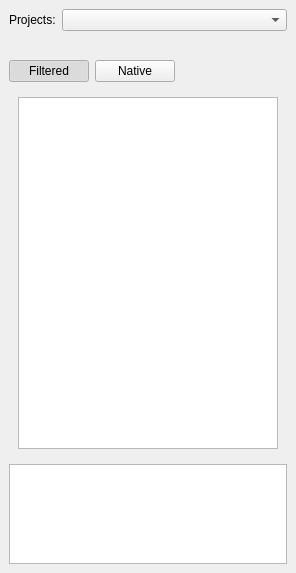
Above: v2/branches/dev/monkey/src/xupmanager/gui/XUPProjectManager.ui from testmana2/mks before the change. Below: the same form after it.
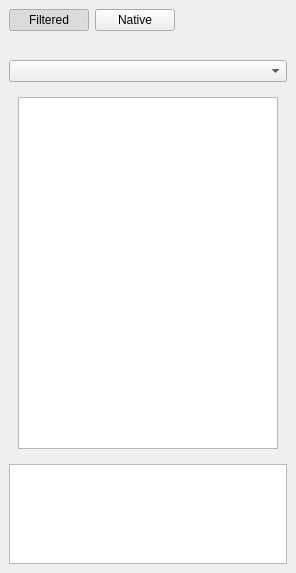
That is the form after the change. Icons and pictures are not drawn. Custom widgets are drawn as their Qt base class.

The edit to the form file:
```diff
--- a/v2/branches/dev/monkey/src/xupmanager/gui/XUPProjectManager.ui
+++ b/v2/branches/dev/monkey/src/xupmanager/gui/XUPProjectManager.ui
@@ -17,36 +17,6 @@
   </property>
   <widget class="QWidget" name="wCentral" >
    <layout class="QVBoxLayout" name="verticalLayout_3" >
-    <item>
-     <layout class="QGridLayout" name="gridLayout" >
-      <item row="0" column="0" >
-       <widget class="QLabel" name="lProjects" >
-        <property name="sizePolicy" >
-         <sizepolicy vsizetype="Preferred" hsizetype="Maximum" >
-          <horstretch>0</horstretch>
-          <verstretch>0</verstretch>
-         </sizepolicy>
-        </property>
-        <property name="text" >
-         <string>Projects:</string>
-        </property>
-       </widget>
-      </item>
-      <item row="0" column="1" >
-       <widget class="QComboBox" name="cbProjects" />
-      </item>
-      <item row="1" column="0" colspan="2" >
-       <widget class="QToolBar" name="tbActions" >
-        <property name="sizePolicy" >
-         <sizepolicy vsizetype="Fixed" hsizetype="Maximum" >
-          <horstretch>0</horstretch>
-          <verstretch>0</verstretch>
-         </sizepolicy>
-        </property>
-       </widget>
-      </item>
-     </layout>
-    </item>
     <item>
      <layout class="QHBoxLayout" name="horizontalLayout" >
       <item>
@@ -87,6 +57,12 @@
       </item>
      </layout>
     </item>
+    <item>
+     <widget class="QToolBar" name="tbActions" />
+    </item>
+    <item>
+     <widget class="QComboBox" name="cbProjects" />
+    </item>
     <item>
      <widget class="QStackedWidget" name="swPages" >
       <property name="currentIndex" >
```
Left out of the diff: 2 changed lines with no effect on the pictures.
